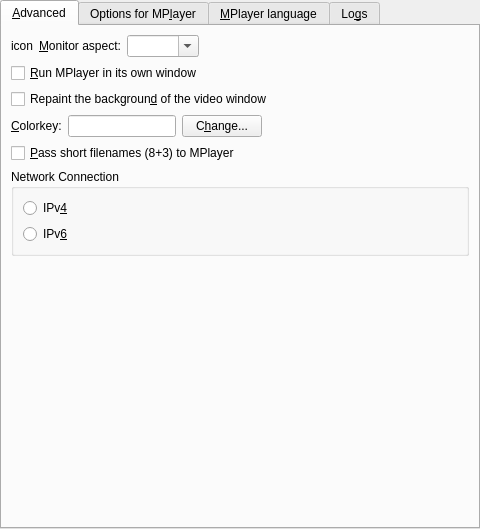
First picture: the form in src/prefadvanced.ui, repository wilbert2000/wzplayer, before the edit.
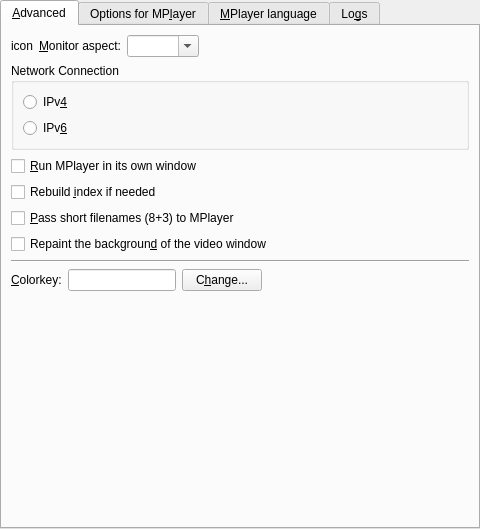
Second picture: the form after the edit. Custom widgets are drawn as their Qt base class.

Commit message: Moved the option "Create index if needed" from the section Performance to Advanced.

Diff of the .ui file:
```diff
--- a/src/prefadvanced.ui
+++ b/src/prefadvanced.ui
@@ -14,7 +14,7 @@
     <number>0</number>
    </property>
    <property name="spacing" >
-    <number>0</number>
+    <number>6</number>
    </property>
    <item>
     <widget class="QTabWidget" name="advanced_tab" >
@@ -96,6 +96,35 @@
          </item>
         </layout>
        </item>
+       <item>
+        <widget class="QGroupBox" name="internet_connection_groupbox" >
+         <property name="title" >
+          <string>Network Connection</string>
+         </property>
+         <layout class="QVBoxLayout" >
+          <property name="margin" >
+           <number>9</number>
+          </property>
+          <property name="spacing" >
+           <number>6</number>
+          </property>
+          <item>
+           <widget class="QRadioButton" name="ipv4_button" >
+            <property name="text" >
+             <string>IPv&amp;4</string>
+            </property>
+           </widget>
+          </item>
+          <item>
+           <widget class="QRadioButton" name="ipv6_button" >
+            <property name="text" >
+             <string>IPv&amp;6</string>
+            </property>
+           </widget>
+          </item>
+         </layout>
+        </widget>
+       </item>
        <item>
         <widget class="QCheckBox" name="mplayer_use_window_check" >
          <property name="text" >
@@ -103,6 +132,20 @@
          </property>
         </widget>
        </item>
+       <item>
+        <widget class="QCheckBox" name="idx_check" >
+         <property name="text" >
+          <string>Rebuild &amp;index if needed</string>
+         </property>
+        </widget>
+       </item>
+       <item>
+        <widget class="QCheckBox" name="shortnames_check" >
+         <property name="text" >
+          <string>&amp;Pass short filenames (8+3) to MPlayer</string>
+         </property>
+        </widget>
+       </item>
        <item>
         <widget class="QCheckBox" name="clear_background_check" >
          <property name="text" >
@@ -110,6 +153,13 @@
          </property>
         </widget>
        </item>
+       <item>
+        <widget class="Line" name="line" >
+         <property name="orientation" >
+          <enum>Qt::Horizontal</enum>
+         </property>
+        </widget>
+       </item>
        <item>
         <layout class="QHBoxLayout" >
          <property name="margin" >
@@ -168,42 +218,6 @@
          </item>
         </layout>
        </item>
-       <item>
-        <widget class="QCheckBox" name="shortnames_check" >
-         <property name="text" >
-          <string>&amp;Pass short filenames (8+3) to MPlayer</string>
-         </property>
-        </widget>
-       </item>
-       <item>
-        <widget class="QGroupBox" name="internet_connection_groupbox" >
-         <property name="title" >
-          <string>Network Connection</string>
-         </property>
-         <layout class="QVBoxLayout" >
-          <property name="margin" >
-           <number>9</number>
-          </property>
-          <property name="spacing" >
-           <number>6</number>
-          </property>
-          <item>
-           <widget class="QRadioButton" name="ipv4_button" >
-            <property name="text" >
-             <string>IPv&amp;4</string>
-            </property>
-           </widget>
-          </item>
-          <item>
-           <widget class="QRadioButton" name="ipv6_button" >
-            <property name="text" >
-             <string>IPv&amp;6</string>
-            </property>
-           </widget>
-          </item>
-         </layout>
-        </widget>
-       </item>
        <item>
         <spacer>
          <property name="orientation" >
```
Left out of the diff: 5 changed lines with no effect on the pictures. The commit also changes 6 other files.
